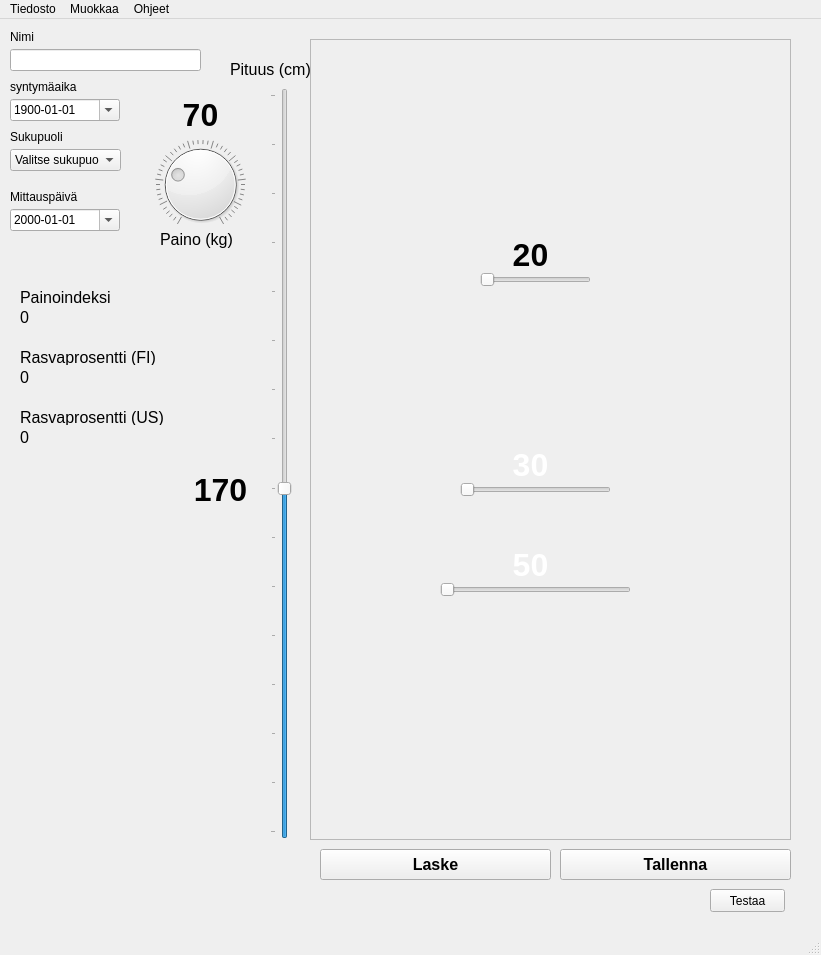
Old version of the form main.ui in the repository TimoKuukka/FitnessGUI.
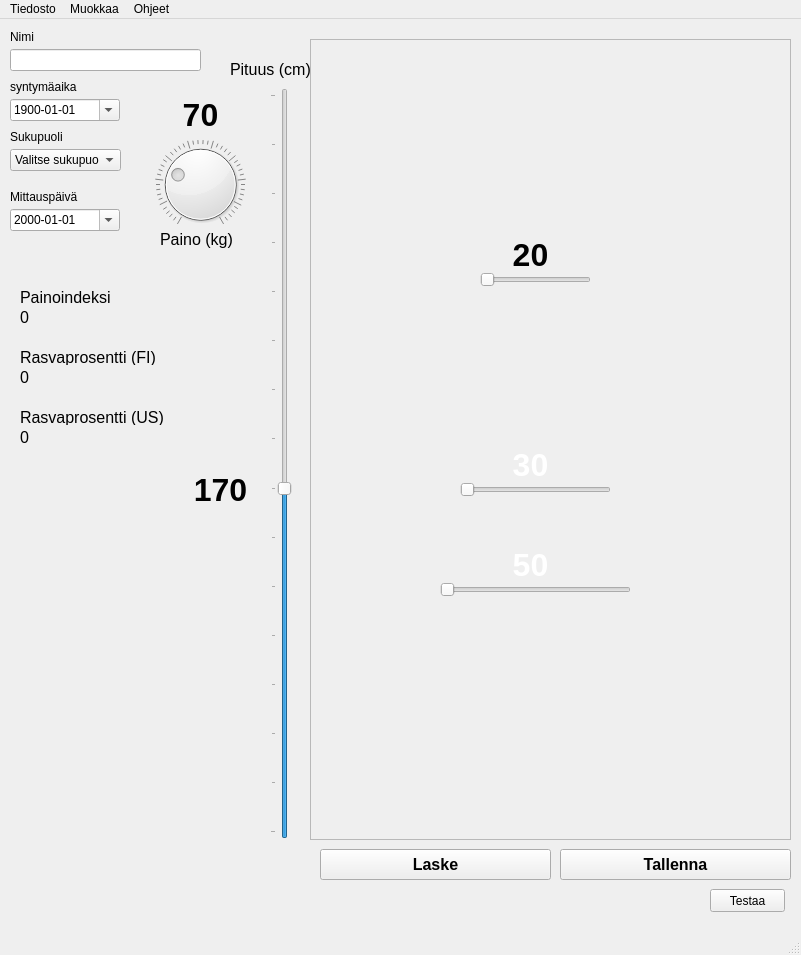
New version of the form. Icons and pictures are not drawn.

Commit message: rename frame

What changed in the file:
```diff
--- a/main.ui
+++ b/main.ui
@@ -6,7 +6,7 @@
    <rect>
     <x>0</x>
     <y>0</y>
-    <width>821</width>
+    <width>801</width>
     <height>955</height>
    </rect>
   </property>
@@ -656,7 +656,7 @@
     <rect>
      <x>0</x>
      <y>0</y>
-     <width>821</width>
+     <width>801</width>
      <height>21</height>
     </rect>
    </property>
```
Left out of the diff: 4 changed lines with no effect on the pictures.
